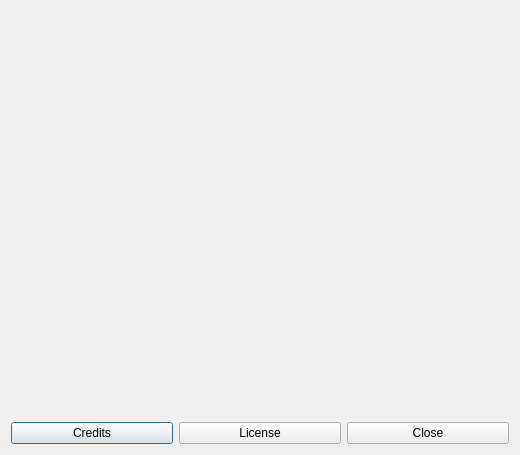
Qt form src/windows/ui/about.ui (OpenShot/openshot-qt) before a commit.
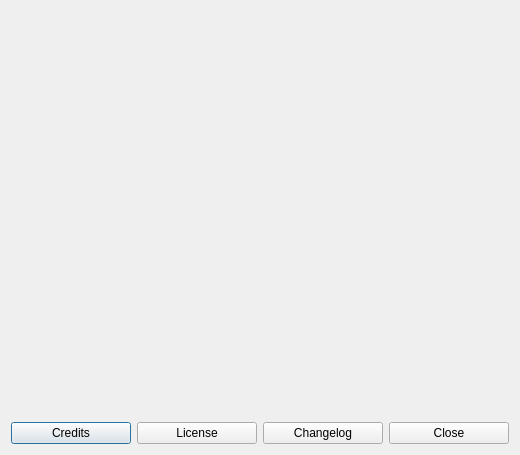
The same form after that commit. Icons and pictures are not drawn.

Commit message: Adding Git Changelog screen (for daily builds) (#2566)

Patch:
```diff
--- a/src/windows/ui/about.ui
+++ b/src/windows/ui/about.ui
@@ -103,6 +103,13 @@
          </property>
         </widget>
        </item>
+       <item>
+        <widget class="QPushButton" name="btnchangelog">
+         <property name="text">
+          <string>Changelog</string>
+         </property>
+        </widget>
+       </item>
        <item>
         <widget class="QPushButton" name="pushButton_3">
          <property name="text">
```
The commit also changes 8 other files.
